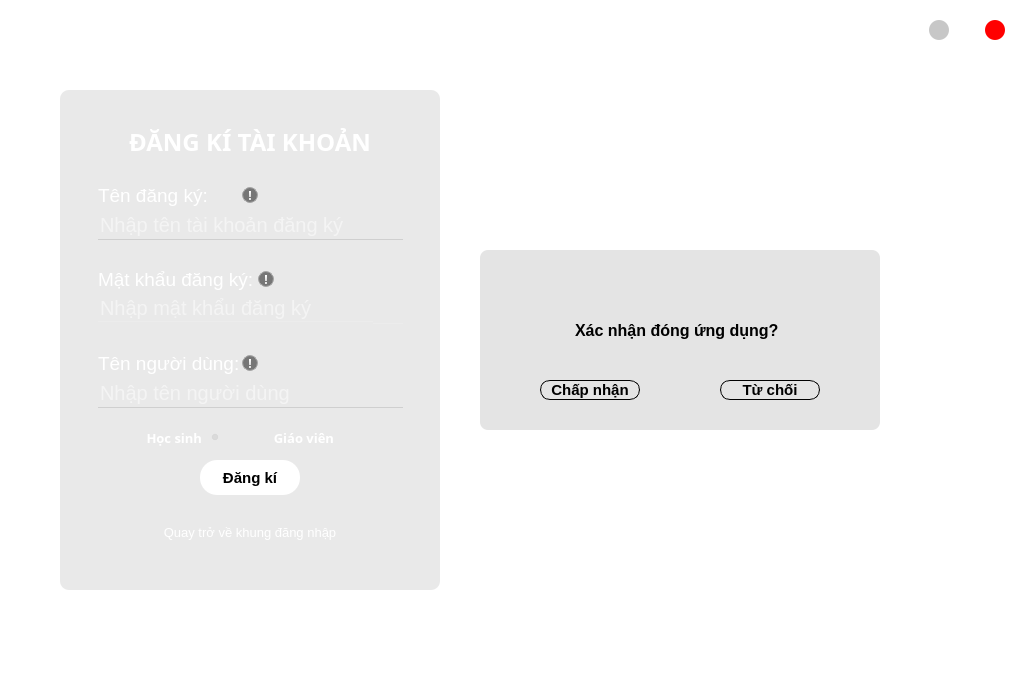
Old version of the form UI_Files/Login_gui.ui in the repository hoangm960/Astraea.
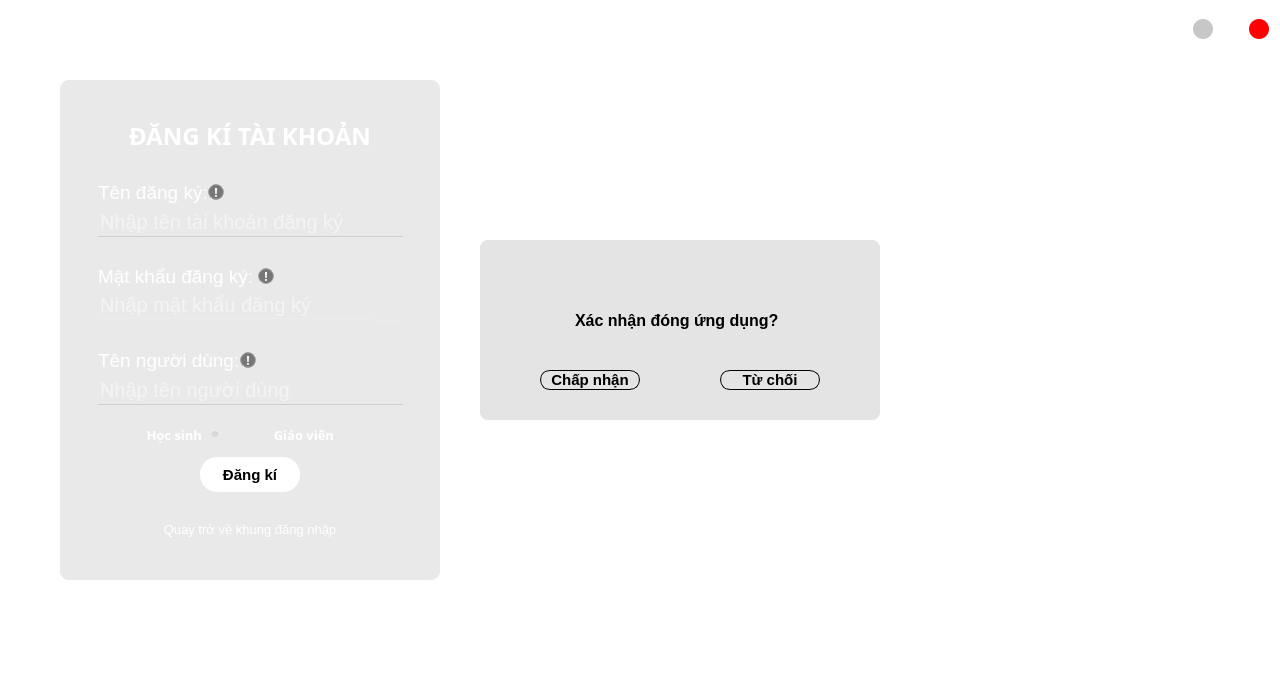
New version of the form. The open tabs and pages were chosen to show the change. Icons and pictures are not drawn.

```diff
--- a/UI_Files/Login_gui.ui
+++ b/UI_Files/Login_gui.ui
@@ -6,10 +6,16 @@
    <rect>
     <x>0</x>
     <y>0</y>
-    <width>1016</width>
-    <height>678</height>
+    <width>1280</width>
+    <height>675</height>
    </rect>
   </property>
+  <property name="minimumSize">
+   <size>
+    <width>1280</width>
+    <height>675</height>
+   </size>
+  </property>
   <property name="windowTitle">
    <string>MainWindow</string>
   </property>
@@ -18,6 +24,12 @@
 background : transparent;</string>
   </property>
   <widget class="QWidget" name="centralwidget">
+   <property name="minimumSize">
+    <size>
+     <width>1280</width>
+     <height>675</height>
+    </size>
+   </property>
    <layout class="QVBoxLayout" name="verticalLayout_8">
     <property name="spacing">
      <number>0</number>
@@ -36,6 +48,12 @@
     </property>
     <item>
      <widget class="QFrame" name="bg_frame">
+      <property name="minimumSize">
+       <size>
+        <width>1280</width>
+        <height>675</height>
+       </size>
+      </property>
       <property name="layoutDirection">
        <enum>Qt::RightToLeft</enum>
       </property>
@@ -264,8 +282,8 @@
          </property>
          <property name="minimumSize">
           <size>
-           <width>998</width>
-           <height>620</height>
+           <width>1280</width>
+           <height>645</height>
           </size>
          </property>
          <property name="contextMenuPolicy">
@@ -424,7 +442,7 @@
              <x>0</x>
              <y>0</y>
              <width>380</width>
-             <height>500</height>
+             <height>507</height>
             </rect>
            </property>
            <property name="minimumSize">
@@ -1278,14 +1296,17 @@
                        <number>0</number>
                       </property>
                       <item>
-                       <widget class="QFrame" name="frame_10">
-                        <property name="frameShape">
-                         <enum>QFrame::StyledPanel</enum>
+                       <spacer name="horizontalSpacer">
+                        <property name="orientation">
+                         <enum>Qt::Horizontal</enum>
                         </property>
-                        <property name="frameShadow">
-                         <enum>QFrame::Raised</enum>
+                        <property name="sizeHint" stdset="0">
+                         <size>
+                          <width>40</width>
+                          <height>20</height>
+                         </size>
                         </property>
-                       </widget>
+                       </spacer>
                       </item>
                       <item>
                        <widget class="QPushButton" name="Note_Name">
@@ -1345,7 +1366,7 @@
                         </property>
                         <property name="minimumSize">
                          <size>
-                          <width>120</width>
+                          <width>110</width>
                           <height>30</height>
                          </size>
                         </property>
@@ -1531,20 +1552,17 @@
                        <number>0</number>
                       </property>
                       <item>
-                       <widget class="QFrame" name="frame_11">
-                        <property name="minimumSize">
+                       <spacer name="horizontalSpacer_2">
+                        <property name="orientation">
+                         <enum>Qt::Horizontal</enum>
+                        </property>
+                        <property name="sizeHint" stdset="0">
                          <size>
-                          <width>100</width>
-                          <height>0</height>
+                          <width>40</width>
+                          <height>20</height>
                          </size>
                         </property>
-                        <property name="frameShape">
-                         <enum>QFrame::StyledPanel</enum>
-                        </property>
-                        <property name="frameShadow">
-                         <enum>QFrame::Raised</enum>
-                        </property>
-                       </widget>
+                       </spacer>
                       </item>
                       <item>
                        <widget class="QPushButton" name="Note_Pass">
@@ -1860,14 +1878,17 @@
                     <number>0</number>
                    </property>
                    <item>
-                    <widget class="QFrame" name="frame_12">
-                     <property name="frameShape">
-                      <enum>QFrame::StyledPanel</enum>
+                    <spacer name="horizontalSpacer_3">
+                     <property name="orientation">
+                      <enum>Qt::Horizontal</enum>
                      </property>
-                     <property name="frameShadow">
-                      <enum>QFrame::Raised</enum>
+                     <property name="sizeHint" stdset="0">
+                      <size>
+                       <width>40</width>
+                       <height>20</height>
+                      </size>
                      </property>
-                    </widget>
+                    </spacer>
                    </item>
                    <item>
                     <widget class="QPushButton" name="Note_User">
```
Left out of the diff: 239 changed lines with no effect on the pictures.
